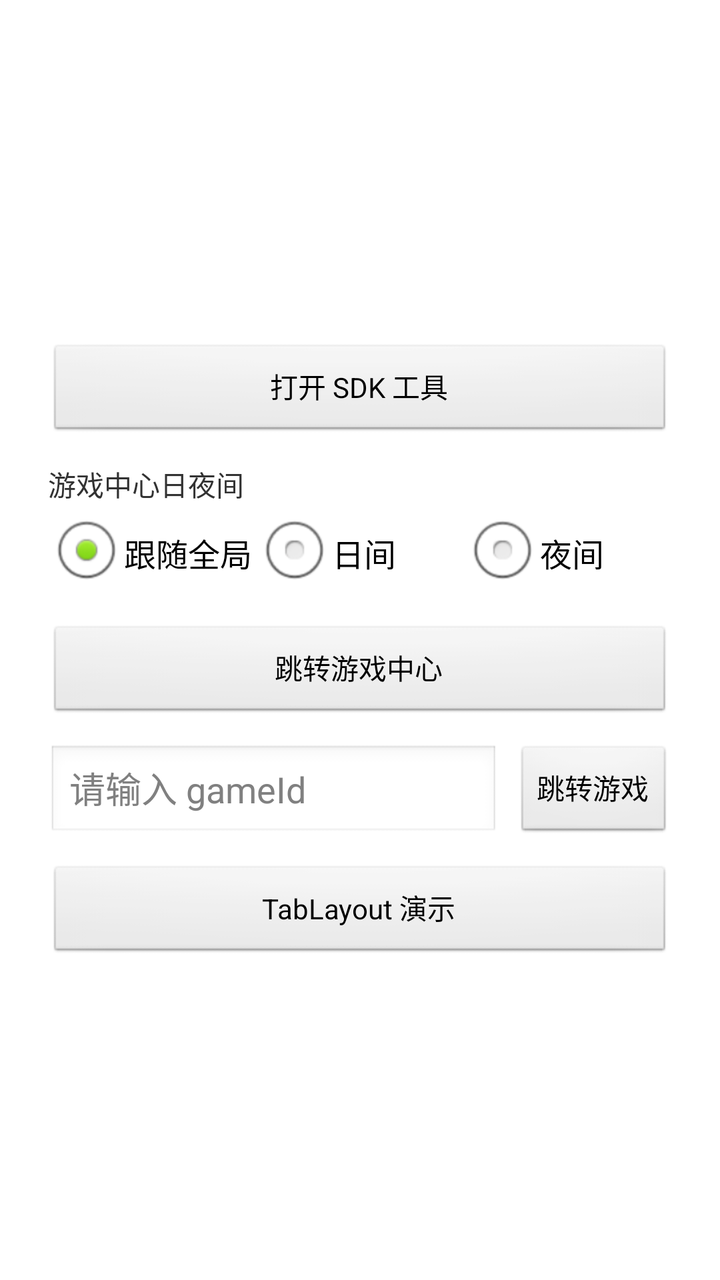
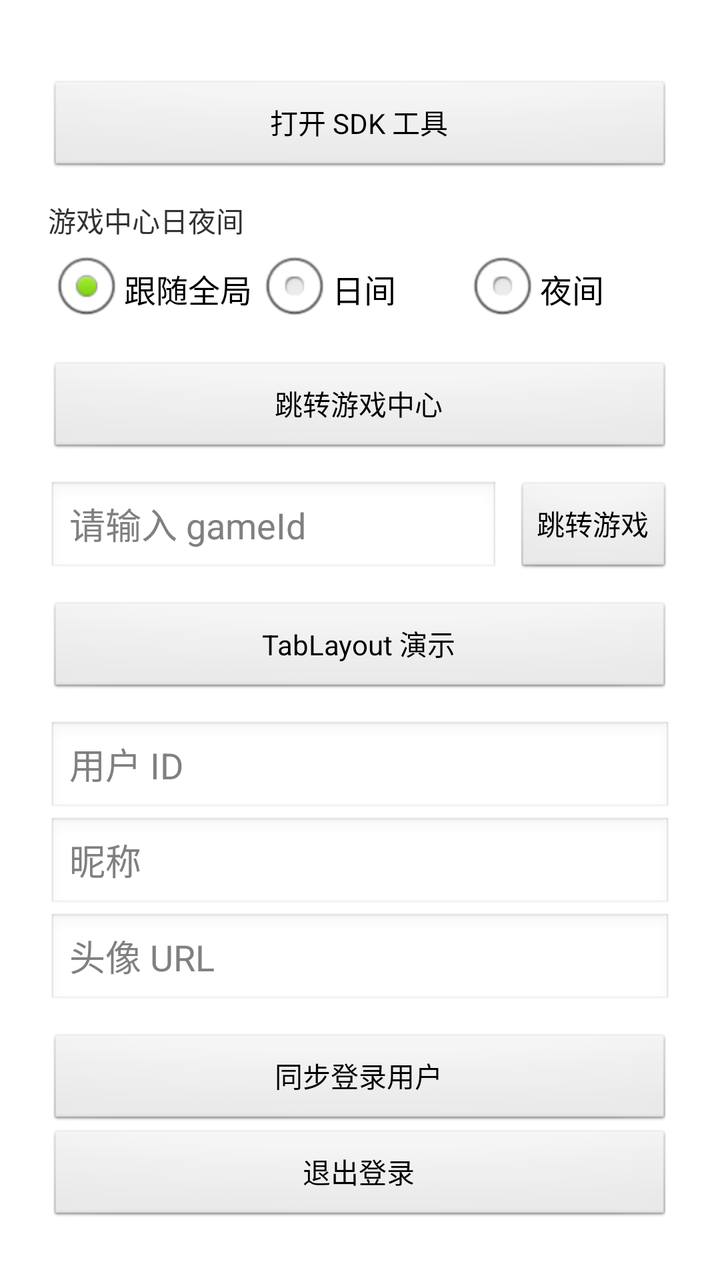

Screens rendered from an Android XML layout before and after an edit, with the pre-edit source and the edit as a unified diff.
<!-- AndroidManifest.xml: application theme android:Theme.Light.NoTitleBar -->
<!-- res/layout/activity_main.xml -->
<?xml version="1.0" encoding="utf-8"?>
<LinearLayout xmlns:android="http://schemas.android.com/apk/res/android"
    android:layout_width="match_parent"
    android:layout_height="match_parent"
    android:gravity="center"
    android:orientation="vertical"
    android:padding="24dp">

    <Button
        android:id="@+id/openSdkToolsButton"
        android:layout_width="match_parent"
        android:layout_height="wrap_content"
        android:layout_marginTop="12dp"
        android:text="@string/open_lamps_sdk_tools" />

    <TextView
        android:layout_width="match_parent"
        android:layout_height="wrap_content"
        android:layout_marginTop="12dp"
        android:text="@string/game_center_night_mode" />

    <RadioGroup
        android:id="@+id/gameCenterNightModeGroup"
        android:layout_width="match_parent"
        android:layout_height="wrap_content"
        android:orientation="horizontal">

        <RadioButton
            android:id="@+id/nightModeFollowGlobal"
            android:layout_width="0dp"
            android:layout_height="wrap_content"
            android:layout_weight="1"
            android:checked="true"
            android:text="@string/night_mode_follow_global" />

        <RadioButton
            android:id="@+id/nightModeDay"
            android:layout_width="0dp"
            android:layout_height="wrap_content"
            android:layout_weight="1"
            android:text="@string/night_mode_day" />

        <RadioButton
            android:id="@+id/nightModeNight"
            android:layout_width="0dp"
            android:layout_height="wrap_content"
            android:layout_weight="1"
            android:text="@string/night_mode_night" />
    </RadioGroup>

    <Button
        android:id="@+id/navigateGameCenterButton"
        android:layout_width="match_parent"
        android:layout_height="wrap_content"
        android:layout_marginTop="12dp"
        android:text="@string/navigate_game_center" />

    <LinearLayout
        android:layout_width="match_parent"
        android:layout_height="wrap_content"
        android:layout_marginTop="12dp"
        android:gravity="center_vertical"
        android:orientation="horizontal">

        <EditText
            android:id="@+id/gameIdInput"
            android:layout_width="0dp"
            android:layout_height="wrap_content"
            android:layout_weight="1"
            android:hint="@string/game_id_hint"
            android:importantForAutofill="no"
            android:inputType="text" />

        <Button
            android:id="@+id/navigateGameButton"
            android:layout_width="wrap_content"
            android:layout_height="wrap_content"
            android:layout_marginStart="8dp"
            android:text="@string/navigate_game" />
    </LinearLayout>

    <Button
        android:id="@+id/getGameCenterFragmentButton"
        android:layout_width="match_parent"
        android:layout_height="wrap_content"
        android:layout_marginTop="12dp"
        android:text="@string/get_game_center_fragment" />

</LinearLayout>
<!-- resources referenced by this layout -->
<resources>
  <string name="game_center_night_mode">游戏中心日夜间</string>
  <string name="game_id_hint">请输入 gameId</string>
  <string name="get_game_center_fragment">TabLayout 演示</string>
  <string name="navigate_game">跳转游戏</string>
  <string name="navigate_game_center">跳转游戏中心</string>
  <string name="night_mode_day">日间</string>
  <string name="night_mode_follow_global">跟随全局</string>
  <string name="night_mode_night">夜间</string>
  <string name="open_lamps_sdk_tools">打开 SDK 工具</string>
</resources>

<!-- the commit's change to res/layout/activity_main.xml (unified diff, before → after) -->
@@ -1,7 +1,12 @@
 <?xml version="1.0" encoding="utf-8"?>
-<LinearLayout xmlns:android="http://schemas.android.com/apk/res/android"
+<ScrollView xmlns:android="http://schemas.android.com/apk/res/android"
     android:layout_width="match_parent"
     android:layout_height="match_parent"
+    android:fillViewport="true">
+
+<LinearLayout
+    android:layout_width="match_parent"
+    android:layout_height="wrap_content"
     android:gravity="center"
     android:orientation="vertical"
     android:padding="24dp">
@@ -86,4 +91,44 @@
         android:layout_marginTop="12dp"
         android:text="@string/get_game_center_fragment" />
 
+    <EditText
+        android:id="@+id/userIdInput"
+        android:layout_width="match_parent"
+        android:layout_height="wrap_content"
+        android:layout_marginTop="12dp"
+        android:hint="@string/user_id_hint"
+        android:importantForAutofill="no"
+        android:inputType="text" />
+
+    <EditText
+        android:id="@+id/nicknameInput"
+        android:layout_width="match_parent"
+        android:layout_height="wrap_content"
+        android:hint="@string/nickname_hint"
+        android:importantForAutofill="no"
+        android:inputType="text" />
+
+    <EditText
+        android:id="@+id/avatarInput"
+        android:layout_width="match_parent"
+        android:layout_height="wrap_content"
+        android:hint="@string/avatar_hint"
+        android:importantForAutofill="no"
+        android:inputType="textUri" />
+
+    <Button
+        android:id="@+id/updateUserButton"
+        android:layout_width="match_parent"
+        android:layout_height="wrap_content"
+        android:layout_marginTop="12dp"
+        android:text="@string/update_user" />
+
+    <Button
+        android:id="@+id/clearUserButton"
+        android:layout_width="match_parent"
+        android:layout_height="wrap_content"
+        android:text="@string/clear_user" />
+
 </LinearLayout>
+
+</ScrollView>
<!-- resource entries referenced after the edit -->
@@ -1,13 +1,18 @@
 <!-- resources referenced by this layout -->
 <resources>
+  <string name="avatar_hint">头像 URL</string>
+  <string name="clear_user">退出登录</string>
   <string name="game_center_night_mode">游戏中心日夜间</string>
   <string name="game_id_hint">请输入 gameId</string>
   <string name="get_game_center_fragment">TabLayout 演示</string>
   <string name="navigate_game">跳转游戏</string>
   <string name="navigate_game_center">跳转游戏中心</string>
+  <string name="nickname_hint">昵称</string>
   <string name="night_mode_day">日间</string>
   <string name="night_mode_follow_global">跟随全局</string>
   <string name="night_mode_night">夜间</string>
   <string name="open_lamps_sdk_tools">打开 SDK 工具</string>
+  <string name="update_user">同步登录用户</string>
+  <string name="user_id_hint">用户 ID</string>
 </resources>
 
